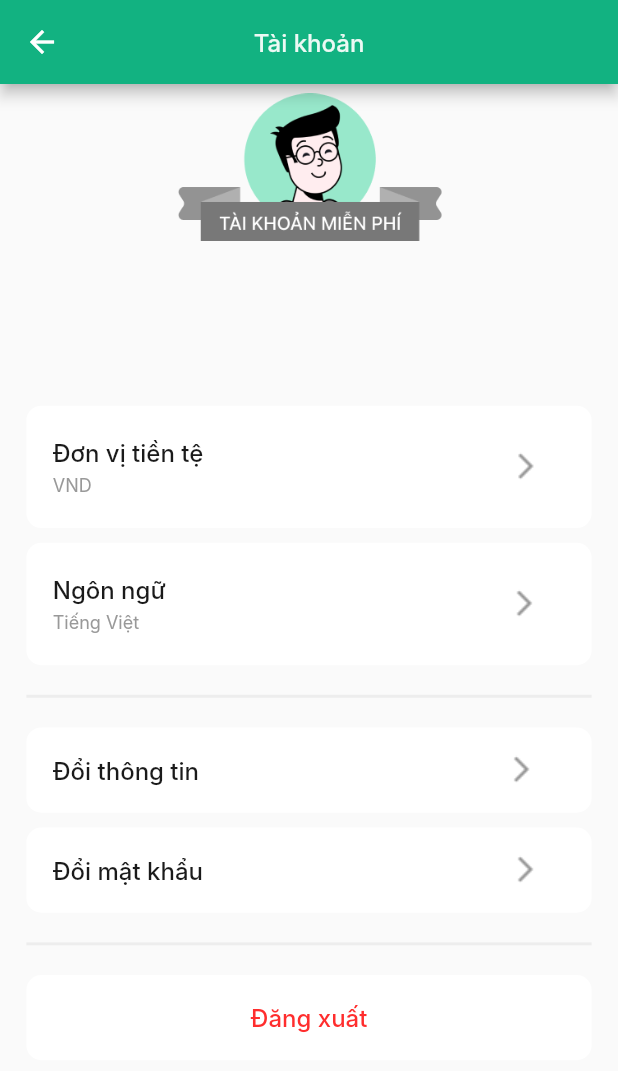
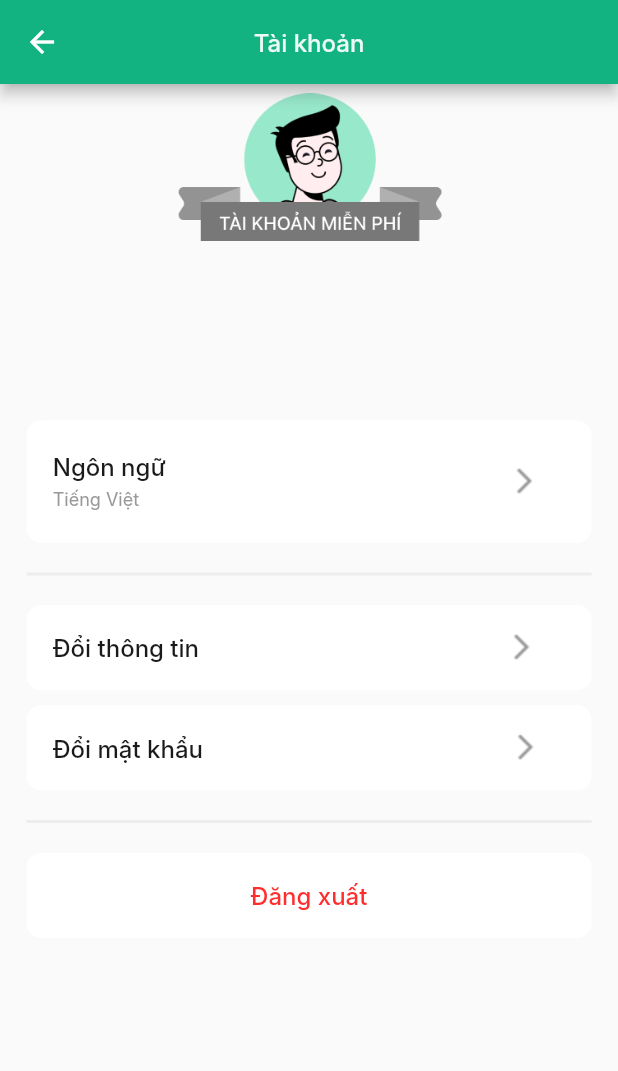
Before and after one commit to nguyenchiemdu/ActiveAgeingMobileApp, a Flutter app: the AccountManagement screen opened directly, on a phone screen of 412 x 824 dp. Shown: the top 1071 px of the screen. Run offline on Flutter 3.47's test engine with Material 2 defaults, Android fonts, the phone set to English and light mode, and no system bars; our stand-ins replace carousel_slider, cloud_firestore, firebase_auth, firebase_core, fl_chart, flutter_datetime_picker and 3 more; accounts and stored records are empty; Roboto replaces fonts that are missing (Inter).

Commit message:
fix number format

```diff
--- a/lib/main_screen/home_screen/saving_goals/record_day_widget.dart
+++ b/lib/main_screen/home_screen/saving_goals/record_day_widget.dart
@@ -3,8 +3,9 @@ import 'package:flutter/material.dart';
 import 'package:intl/intl.dart';
 
 class RecordDayWidget extends StatelessWidget {
-  const RecordDayWidget(this.record, {Key? key}) : super(key: key);
+  RecordDayWidget(this.record, {Key? key}) : super(key: key);
   final Map record;
+  final NumberFormat formatter = NumberFormat('###,###,###,##0.##');
   @override
   Widget build(BuildContext context) {
     return Container(
@@ -12,7 +13,7 @@ class RecordDayWidget extends StatelessWidget {
       child: Column(
         children: [
           Text(DateFormat.yMMMMEEEEd().format(record['time'].toDate())),
-          Text(record['money'].toString()),
+          Text(formatter.format(record['money'])),
           Text(record['note']),
         ],
       ),
--- a/lib/main_screen/wallet_screen/account_management.dart
+++ b/lib/main_screen/wallet_screen/account_management.dart
@@ -38,15 +38,14 @@ class _AccountManagementState extends State<AccountManagement> {
     return Scaffold(
       appBar: AppBar(
           centerTitle: true,
-        titleTextStyle:TextStyle(
+          titleTextStyle: TextStyle(
             fontFamily: 'Inter',
             color: Color(0xffecf9f4),
             fontSize: 16 * curScaleFactor,
             fontWeight: FontWeight.w500,
             fontStyle: FontStyle.normal,
-        ) ,
-        title: Text("Tài khoản")
           ),
+          title: Text("Tài khoản")),
       body: Container(
         width: double.infinity,
         child: Column(
@@ -105,9 +104,11 @@ class _AccountManagementState extends State<AccountManagement> {
             Container(
               child: Column(
                 children: [
-                    Image.asset("assets/images/avatar.png",
+                  Image.asset(
+                    "assets/images/avatar.png",
                     width: MediaQuery.of(context).size.width / 187.5 * 82.5,
-                    height: MediaQuery.of(context).size.height / 333.5 * 45,),
+                    height: MediaQuery.of(context).size.height / 333.5 * 45,
+                  ),
                   Container(
                     width: MediaQuery.of(context).size.width / 187.5 * 30,
                     height: MediaQuery.of(context).size.height / 333.5 * 6,
@@ -120,8 +121,7 @@ class _AccountManagementState extends State<AccountManagement> {
                         fontSize: 24 * curScaleFactor,
                         fontWeight: FontWeight.w400,
                         fontStyle: FontStyle.normal,
-                      )
-                  ),
+                      )),
                   new Text(user['email'],
                       textAlign: TextAlign.center,
                       style: TextStyle(
@@ -130,8 +130,7 @@ class _AccountManagementState extends State<AccountManagement> {
                         fontSize: 12 * curScaleFactor,
                         fontWeight: FontWeight.w400,
                         fontStyle: FontStyle.normal,
-                      )
-                  ),
+                      )),
                   Container(
                     width: MediaQuery.of(context).size.width / 187.5 * 30,
                     height: MediaQuery.of(context).size.height / 333.5 * 18,
@@ -141,67 +140,71 @@ class _AccountManagementState extends State<AccountManagement> {
             ),
             Column(
               children: [
-                InkWell(
-                  // borderRadius: BorderRadius.all(Radius.circular(5)),
-                  onTap: () {
-                    Navigator.push(
-                        context,
-                        MaterialPageRoute(
-                            builder: (BuildContext context) => Provider(
-                                create: (context) => updateCurrency,
-                                builder: (context, child) =>
-                                    SelectCurrencyUnit())));
-                  },
-                  child: Container(
-                    width: MediaQuery.of(context).size.width / 187.5 * 171.5,
-                    height: MediaQuery.of(context).size.height / 333.5 * 33,
-                    decoration: BoxDecoration(
-                        borderRadius: BorderRadius.circular(10),
-                        color: Color(0xffffffff)
-                    ),                child: Row(
-                    crossAxisAlignment: CrossAxisAlignment.center,
-                    children: [
-                      Container(
-                        width: MediaQuery.of(context).size.width / 187.5 * 8,
-                        height: MediaQuery.of(context).size.height / 333.5 * 1,
-                      ),
-                      Column(
-                        crossAxisAlignment: CrossAxisAlignment.start,
-                        mainAxisAlignment: MainAxisAlignment.center,
-                        children: [
-                          new Text("Đơn vị tiền tệ",
-                              style: TextStyle(
-                                fontFamily: 'Inter',
-                                color: Color(0xff1a1a1a),
-                                fontSize: 16 * curScaleFactor,
-                                fontWeight: FontWeight.w500,
-                                fontStyle: FontStyle.normal,
-                              )
-                          ),
-                          Container(
-                            width: MediaQuery.of(context).size.width / 187.5 * 8,
-                            height: MediaQuery.of(context).size.height / 333.5 * 2,
-                          ),
-                          new Text(currency,
-                              style: TextStyle(
-                                fontFamily: 'Inter',
-                                color: Color(0xff999999),
-                                fontSize: 12 * curScaleFactor,
-                                fontWeight: FontWeight.w400,
-                                fontStyle: FontStyle.normal,
-                              )
-                          )
-                        ],
-                      ),
-                      Container(
-                        width: MediaQuery.of(context).size.width / 187.5 * 89,
-                        height: MediaQuery.of(context).size.height / 333.5 * 1,
-                      ),
-                      Image.asset("assets/images/next_icon.png",width:40,height:40),
-                    ],
-                  ),
-                  ),
-                ),
+                // InkWell(
+                //   // borderRadius: BorderRadius.all(Radius.circular(5)),
+                //   onTap: () {
+                //     Navigator.push(
+                //         context,
+                //         MaterialPageRoute(
+                //             builder: (BuildContext context) => Provider(
+                //                 create: (context) => updateCurrency,
+                //                 builder: (context, child) =>
+                //                     SelectCurrencyUnit())));
+                //   },
+                //   child: Container(
+                //     width: MediaQuery.of(context).size.width / 187.5 * 171.5,
+                //     height: MediaQuery.of(context).size.height / 333.5 * 33,
+                //     decoration: BoxDecoration(
+                //         borderRadius: BorderRadius.circular(10),
+                //         color: Color(0xffffffff)),
+                //     child: Row(
+                //       crossAxisAlignment: CrossAxisAlignment.center,
+                //       children: [
+                //         Container(
+                //           width: MediaQuery.of(context).size.width / 187.5 * 8,
+                //           height:
+                //               MediaQuery.of(context).size.height / 333.5 * 1,
+                //         ),
+                //         Column(
+                //           crossAxisAlignment: CrossAxisAlignment.start,
+                //           mainAxisAlignment: MainAxisAlignment.center,
+                //           children: [
+                //             new Text("Đơn vị tiền tệ",
+                //                 style: TextStyle(
+                //                   fontFamily: 'Inter',
+                //                   color: Color(0xff1a1a1a),
+                //                   fontSize: 16 * curScaleFactor,
+                //                   fontWeight: FontWeight.w500,
+                //                   fontStyle: FontStyle.normal,
+                //                 )),
+                //             Container(
+                //               width:
+                //                   MediaQuery.of(context).size.width / 187.5 * 8,
+                //               height: MediaQuery.of(context).size.height /
+                //                   333.5 *
+                //                   2,
+                //             ),
+                //             new Text(currency,
+                //                 style: TextStyle(
+                //                   fontFamily: 'Inter',
+                //                   color: Color(0xff999999),
+                //                   fontSize: 12 * curScaleFactor,
+                //                   fontWeight: FontWeight.w400,
+                //                   fontStyle: FontStyle.normal,
+                //                 ))
+                //           ],
+                //         ),
+                //         Container(
+                //           width: MediaQuery.of(context).size.width / 187.5 * 89,
+                //           height:
+                //               MediaQuery.of(context).size.height / 333.5 * 1,
+                //         ),
+                //         Image.asset("assets/images/next_icon.png",
+                //             width: 40, height: 40),
+                //       ],
+                //     ),
+                //   ),
+                // ),
                 Container(
                   width: MediaQuery.of(context).size.width / 187.5 * 30,
                   height: MediaQuery.of(context).size.height / 333.5 * 4,
@@ -214,13 +217,14 @@ class _AccountManagementState extends State<AccountManagement> {
                     height: MediaQuery.of(context).size.height / 333.5 * 33,
                     decoration: BoxDecoration(
                         borderRadius: BorderRadius.circular(10),
-                        color: Color(0xffffffff)
-                    ),                child: Row(
+                        color: Color(0xffffffff)),
+                    child: Row(
                       crossAxisAlignment: CrossAxisAlignment.center,
                       children: [
                         Container(
                           width: MediaQuery.of(context).size.width / 187.5 * 8,
-                        height: MediaQuery.of(context).size.height / 333.5 * 1,
+                          height:
+                              MediaQuery.of(context).size.height / 333.5 * 1,
                         ),
                         Column(
                           crossAxisAlignment: CrossAxisAlignment.start,
@@ -233,11 +237,13 @@ class _AccountManagementState extends State<AccountManagement> {
                                   fontSize: 16 * curScaleFactor,
                                   fontWeight: FontWeight.w500,
                                   fontStyle: FontStyle.normal,
-                              )
-                          ),
+                                )),
                             Container(
-                            width: MediaQuery.of(context).size.width / 187.5 * 8,
-                            height: MediaQuery.of(context).size.height / 333.5 * 2,
+                              width:
+                                  MediaQuery.of(context).size.width / 187.5 * 8,
+                              height: MediaQuery.of(context).size.height /
+                                  333.5 *
+                                  2,
                             ),
                             new Text("Tiếng Việt",
                                 style: TextStyle(
@@ -246,15 +252,17 @@ class _AccountManagementState extends State<AccountManagement> {
                                   fontSize: 12 * curScaleFactor,
                                   fontWeight: FontWeight.w400,
                                   fontStyle: FontStyle.normal,
-                              )
-                          )
+                                ))
                           ],
                         ),
                         Container(
-                        width: MediaQuery.of(context).size.width / 187.5 * 100,
-                        height: MediaQuery.of(context).size.height / 333.5 * 1,
+                          width:
+                              MediaQuery.of(context).size.width / 187.5 * 100,
+                          height:
+                              MediaQuery.of(context).size.height / 333.5 * 1,
                         ),
-                      Image.asset("assets/images/next_icon.png",width:40,height:40),
+                        Image.asset("assets/images/next_icon.png",
+                            width: 40, height: 40),
                       ],
                     ),
                   ),
@@ -265,9 +273,8 @@ class _AccountManagementState extends State<AccountManagement> {
                 ),
                 Container(
                     width: MediaQuery.of(context).size.width / 187.5 * 171.5,
-                  height: MediaQuery.of(context).size.height / 333.5 * 0.8 ,
-                  color: Color(0xffededed)
-                ),
+                    height: MediaQuery.of(context).size.height / 333.5 * 0.8,
+                    color: Color(0xffededed)),
                 Container(
                   width: MediaQuery.of(context).size.width / 187.5 * 171.5,
                   height: MediaQuery.of(context).size.height / 333.5 * 8,
@@ -294,13 +301,14 @@ class _AccountManagementState extends State<AccountManagement> {
                     height: MediaQuery.of(context).size.height / 333.5 * 23,
                     decoration: BoxDecoration(
                         borderRadius: BorderRadius.circular(10),
-                        color: Color(0xffffffff)
-                    ),                child: Row(
+                        color: Color(0xffffffff)),
+                    child: Row(
                       crossAxisAlignment: CrossAxisAlignment.center,
                       children: [
                         Container(
                           width: MediaQuery.of(context).size.width / 187.5 * 8,
-                        height: MediaQuery.of(context).size.height / 333.5 * 1,
+                          height:
+                              MediaQuery.of(context).size.height / 333.5 * 1,
                         ),
                         Column(
                           crossAxisAlignment: CrossAxisAlignment.start,
@@ -313,20 +321,20 @@ class _AccountManagementState extends State<AccountManagement> {
                                   fontSize: 16 * curScaleFactor,
                                   fontWeight: FontWeight.w500,
                                   fontStyle: FontStyle.normal,
-                              )
-                          ),
+                                )),
                           ],
                         ),
                         Container(
                           width: MediaQuery.of(context).size.width / 187.5 * 89,
-                        height: MediaQuery.of(context).size.height / 333.5 * 1,
+                          height:
+                              MediaQuery.of(context).size.height / 333.5 * 1,
                         ),
-                      Image.asset("assets/images/next_icon.png",width:40,height:40),
+                        Image.asset("assets/images/next_icon.png",
+                            width: 40, height: 40),
                       ],
                     ),
                   ),
                 ),
-
                 Container(
                   width: MediaQuery.of(context).size.width / 187.5 * 89,
                   height: MediaQuery.of(context).size.height / 333.5 * 4,
@@ -356,13 +364,14 @@ class _AccountManagementState extends State<AccountManagement> {
                     height: MediaQuery.of(context).size.height / 333.5 * 23,
                     decoration: BoxDecoration(
                         borderRadius: BorderRadius.circular(10),
-                        color: Color(0xffffffff)
-                    ),                child: Row(
+                        color: Color(0xffffffff)),
+                    child: Row(
                       crossAxisAlignment: CrossAxisAlignment.center,
                       children: [
                         Container(
                           width: MediaQuery.of(context).size.width / 187.5 * 8,
-                        height: MediaQuery.of(context).size.height / 333.5 * 1,
+                          height:
+                              MediaQuery.of(context).size.height / 333.5 * 1,
                         ),
                         Column(
                           crossAxisAlignment: CrossAxisAlignment.start,
@@ -375,15 +384,16 @@ class _AccountManagementState extends State<AccountManagement> {
                                   fontSize: 16 * curScaleFactor,
                                   fontWeight: FontWeight.w500,
                                   fontStyle: FontStyle.normal,
-                              )
-                          ),
+                                )),
                           ],
                         ),
                         Container(
                           width: MediaQuery.of(context).size.width / 187.5 * 89,
-                        height: MediaQuery.of(context).size.height / 333.5 * 1,
+                          height:
+                              MediaQuery.of(context).size.height / 333.5 * 1,
                         ),
-                      Image.asset("assets/images/next_icon.png",width:40,height:40),
+                        Image.asset("assets/images/next_icon.png",
+                            width: 40, height: 40),
                       ],
                     ),
                   ),
@@ -394,14 +404,12 @@ class _AccountManagementState extends State<AccountManagement> {
                 ),
                 Container(
                     width: MediaQuery.of(context).size.width / 187.5 * 171.5,
-                    height: MediaQuery.of(context).size.height / 333.5 * 0.8 ,
-                    color: Color(0xffededed)
-                ),
+                    height: MediaQuery.of(context).size.height / 333.5 * 0.8,
+                    color: Color(0xffededed)),
                 Container(
                   width: MediaQuery.of(context).size.width / 187.5 * 171.5,
                   height: MediaQuery.of(context).size.height / 333.5 * 8,
                 ),
-
                 InkWell(
                   // borderRadius: BorderRadius.all(Radius.circular(5)),
                   onTap: () {
@@ -425,8 +433,7 @@ class _AccountManagementState extends State<AccountManagement> {
                           fontSize: 16 * curScaleFactor,
                           fontWeight: FontWeight.w500,
                           fontStyle: FontStyle.normal,
-                        )
-                    ),
+                        )),
                   ),
                 ),
               ],
```
Also changed, not shown: lib/main_screen/home_screen/saving_goals/goal_detail_screen.dart (+83 -41 lines), lib/main_screen/home_screen/saving_goals/record_screen.dart (+25 -22 lines), lib/main_screen/home_screen/saving_goals/saving_goal_widget.dart (+13 -8 lines). Lines whose indentation alone changed are shown as unchanged.
